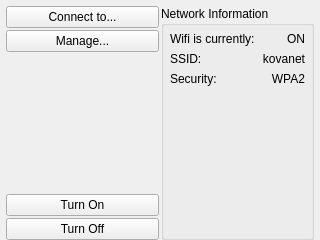
The window that ui/NetworkSettingsWidget.ui (kipr/botui) describes before a commit, drawn with Qt 5.
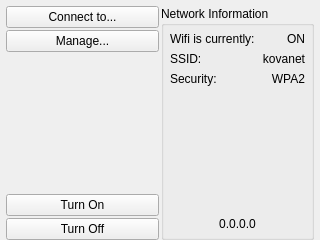
The same window after the commit. Icons and pictures are not drawn.

Commit message: Made the network settings widget actually work

What changed in the file:
```diff
--- a/ui/NetworkSettingsWidget.ui
+++ b/ui/NetworkSettingsWidget.ui
@@ -186,6 +186,20 @@
           </property>
          </spacer>
         </item>
+        <item>
+         <layout class="QHBoxLayout" name="horizontalLayout_5">
+          <item>
+           <widget class="QLabel" name="ip">
+            <property name="text">
+             <string>0.0.0.0</string>
+            </property>
+            <property name="alignment">
+             <set>Qt::AlignCenter</set>
+            </property>
+           </widget>
+          </item>
+         </layout>
+        </item>
        </layout>
       </widget>
      </item>
```
The commit also changes 7 other files.
